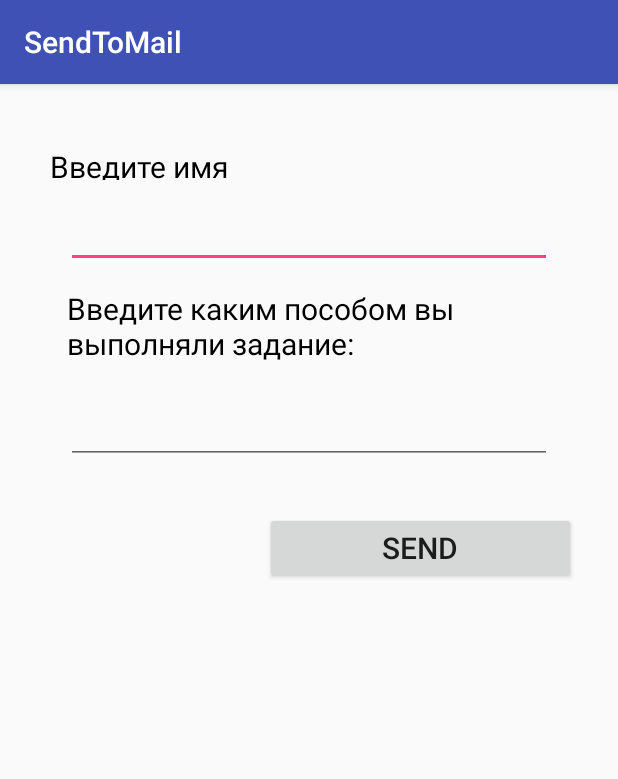
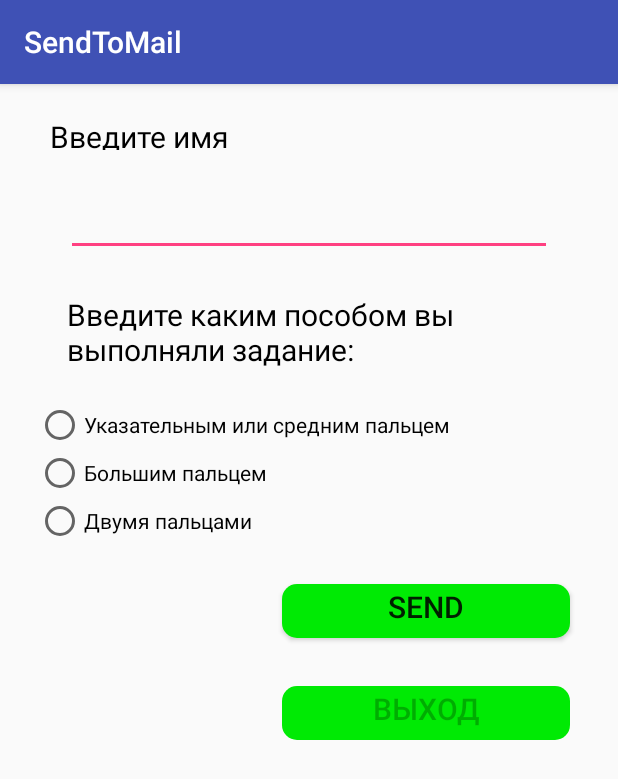
Before and after one commit to MarinaSolyonaya/UserAuthentication, an Android app: the SendToEmailActivity screen opened directly, with no data from a screen before it, on a phone screen of 412 x 824 dp. Shown: the top 779 px of the screen. Run offline under Robolectric (Android 15) with nearby library versions, the phone set to English and light mode, and no system bars; our stand-ins replace ButterKnife.

```diff
--- a/app/src/main/AndroidManifest.xml
+++ b/app/src/main/AndroidManifest.xml
@@ -9,12 +9,15 @@
         android:roundIcon="@mipmap/ic_launcher_round"
         android:supportsRtl="true"
         android:theme="@style/AppTheme">
-        <activity android:name=".DataModel.EnterActivity">
+        <activity android:name=".StartActivity">
             <intent-filter>
                 <action android:name="android.intent.action.MAIN" />
 
                 <category android:name="android.intent.category.LAUNCHER" />
             </intent-filter>
+        </activity>
+        <activity android:name=".DataModel.EnterActivity"
+            android:label="EnterActivity">
         </activity>
         <activity android:name=".SendToEmail.SendToEmailActivity"
             android:label="SendToMail">
--- /dev/null
+++ b/app/src/main/res/drawable-v21/button_drawable.xml
@@ -0,0 +1,17 @@
+<?xml version="1.0" encoding="utf-8"?>
+<inset xmlns:android="http://schemas.android.com/apk/res/android"
+    android:insetBottom="6dp"
+    android:insetLeft="4dp"
+    android:insetRight="4dp"
+    android:insetTop="6dp">
+    <ripple android:color="?attr/colorControlHighlight">
+        <item>
+            <shape android:shape="rectangle"
+                android:tint="#00ea04">
+                <corners android:radius="10dp"/>
+                <solid android:color="#447e1a"/>
+                <padding android:bottom="6dp"/>
+            </shape>
+        </item>
+    </ripple>
+</inset>
--- /dev/null
+++ b/app/src/main/res/drawable/button_drawable.xml
@@ -0,0 +1,20 @@
+<?xml version="1.0" encoding="utf-8"?>
+<inset xmlns:android="http://schemas.android.com/apk/res/android"
+    xmlns:tools="http://schemas.android.com/tools"
+    android:insetBottom="6dp"
+    android:insetLeft="4dp"
+    android:insetRight="4dp"
+    android:insetTop="6dp">
+
+
+
+        <item>
+            <shape android:shape="rectangle"
+                android:tint="#00ea04">
+                <corners android:radius="10dp"/>
+                <solid android:color="#447e1a"/>
+                <padding android:bottom="6dp"/>
+            </shape>
+        </item>
+
+</inset>
--- a/app/src/main/res/layout/send_data_to_email.xml
+++ b/app/src/main/res/layout/send_data_to_email.xml
@@ -8,11 +8,11 @@
 
     <TextView
         android:id="@+id/nameText"
-        android:layout_width="wrap_content"
+        android:layout_width="145dp"
         android:layout_height="33dp"
         android:layout_marginStart="28dp"
         android:layout_marginLeft="28dp"
-        android:layout_marginTop="36dp"
+        android:layout_marginTop="16dp"
         android:padding="5dp"
         android:text="Введите имя"
         android:textColor="@android:color/black"
@@ -24,9 +24,9 @@
         android:id="@+id/name"
         android:layout_width="324dp"
         android:layout_height="0dp"
-        android:layout_marginEnd="8dp"
-        android:layout_marginStart="8dp"
-        android:layout_marginTop="8dp"
+        android:layout_marginEnd="10dp"
+        android:layout_marginStart="10dp"
+        android:layout_marginTop="20dp"
         android:ems="10"
         android:inputType="textEmailAddress"
         app:layout_constraintEnd_toEndOf="parent"
@@ -40,7 +40,7 @@
         android:layout_height="wrap_content"
         android:layout_marginEnd="8dp"
         android:layout_marginStart="8dp"
-        android:layout_marginTop="8dp"
+        android:layout_marginTop="20dp"
         android:padding="5dp"
         android:text="Введите каким пособом вы выполняли задание:"
         android:textColor="@android:color/black"
@@ -50,29 +50,69 @@
         app:layout_constraintStart_toStartOf="parent"
         app:layout_constraintTop_toBottomOf="@+id/name" />
 
-    <EditText
-        android:id="@+id/wayTypes"
-        android:layout_width="324dp"
-        android:layout_height="wrap_content"
-        android:layout_marginEnd="8dp"
-        android:layout_marginStart="8dp"
-        android:layout_marginTop="16dp"
-        android:ems="10"
-        android:inputType="text"
-        app:layout_constraintEnd_toEndOf="parent"
-        app:layout_constraintStart_toStartOf="parent"
-        app:layout_constraintTop_toBottomOf="@+id/textPassword" />
-
     <Button
         android:id="@+id/buttonSend"
-        android:layout_width="207dp"
+        android:layout_width="200dp"
         android:layout_height="wrap_content"
-        android:layout_marginLeft="28dp"
         android:layout_marginEnd="28dp"
         android:layout_marginRight="28dp"
-        android:layout_marginTop="32dp"
+        android:layout_marginTop="20dp"
+        android:background="@drawable/button_drawable"
         android:text="Send"
         android:textSize="20sp"
         app:layout_constraintEnd_toEndOf="parent"
-        app:layout_constraintTop_toBottomOf="@+id/wayTypes" />
+        app:layout_constraintTop_toBottomOf="@+id/radioGroup" />
+
+    <RadioGroup
+        android:id="@+id/radioGroup"
+        android:layout_width="match_parent"
+        android:layout_height="wrap_content"
+        android:layout_marginTop="15dp"
+        android:orientation="vertical"
+        app:layout_constraintTop_toBottomOf="@+id/textPassword"
+        tools:layout_editor_absoluteX="0dp"
+        tools:ignore="MissingConstraints">
+
+        <RadioButton
+            android:id="@+id/radio1"
+            android:layout_width="match_parent"
+            android:layout_height="wrap_content"
+            android:layout_marginLeft="24dp"
+            android:layout_weight="1"
+            android:text="Указательным или средним пальцем" />
+
+        <RadioButton
+            android:id="@+id/radio2"
+            android:layout_width="match_parent"
+            android:layout_height="wrap_content"
+            android:layout_marginLeft="24dp"
+            android:layout_weight="1"
+            android:text="Большим пальцем"
+            />
+
+        <RadioButton
+            android:id="@+id/radio3"
+            android:layout_width="match_parent"
+            android:layout_height="wrap_content"
+            android:layout_marginLeft="24dp"
+            android:layout_weight="1"
+            android:text="Двумя пальцами" />
+
+
+    </RadioGroup>
+
+    <Button
+        android:id="@+id/buttonExit"
+        android:layout_width="200dp"
+        android:layout_height="wrap_content"
+        android:layout_marginEnd="28dp"
+        android:layout_marginRight="28dp"
+        android:layout_marginTop="20dp"
+        android:background="@drawable/button_drawable"
+        android:text="Выход"
+        android:textSize="20sp"
+        app:layout_constraintEnd_toEndOf="parent"
+        app:layout_constraintTop_toBottomOf="@+id/buttonSend"
+        tools:ignore="MissingConstraints"
+        android:enabled="false"/>
 </android.support.constraint.ConstraintLayout>
```
Also changed, not shown: app/src/main/java/com/example/marina/userauthentication/DataModel/EnterActivity.java (+4 -3 lines), app/src/main/java/com/example/marina/userauthentication/SendToEmail/SendToEmailActivity.java (+51 -15 lines), app/src/main/java/com/example/marina/userauthentication/StartActivity.java (added, +31 -0 lines), app/src/main/res/layout/activity_enter.xml (+23 -6 lines), app/src/main/res/values/strings.xml (+9 -0 lines).
